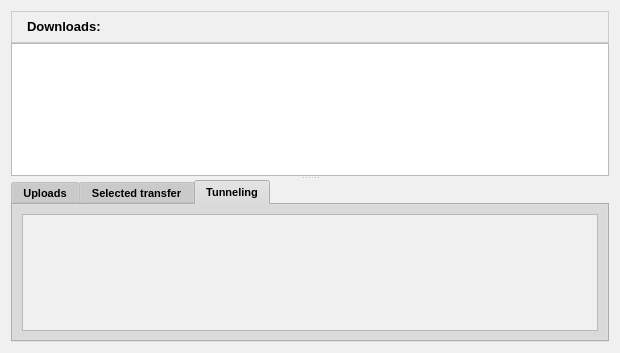
Before: the Qt Designer form retroshare-gui/src/gui/TransfersDialog.ui in RetroShare/RetroShare, drawn with Qt 5.
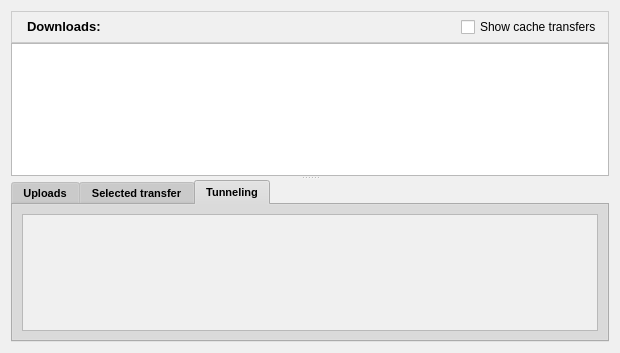
After: the same form once the commit is applied. The open tabs and pages were chosen to show the change. Icons and pictures are not drawn.

Commit message: fixed a bug in download queue when ticking inactive files. Added a checkbox for showing cache transfers. Cleaned the dialog cleaning method.

```diff
--- a/retroshare-gui/src/gui/TransfersDialog.ui
+++ b/retroshare-gui/src/gui/TransfersDialog.ui
@@ -602,6 +602,13 @@
             </property>
            </spacer>
           </item>
+          <item>
+           <widget class="QCheckBox" name="_showCacheTransfers_CB">
+            <property name="text">
+             <string>Show cache transfers</string>
+            </property>
+           </widget>
+          </item>
          </layout>
         </widget>
        </item>
```
Left out of the diff: 7 changed lines with no effect on the pictures. The commit also changes 4 other files.
